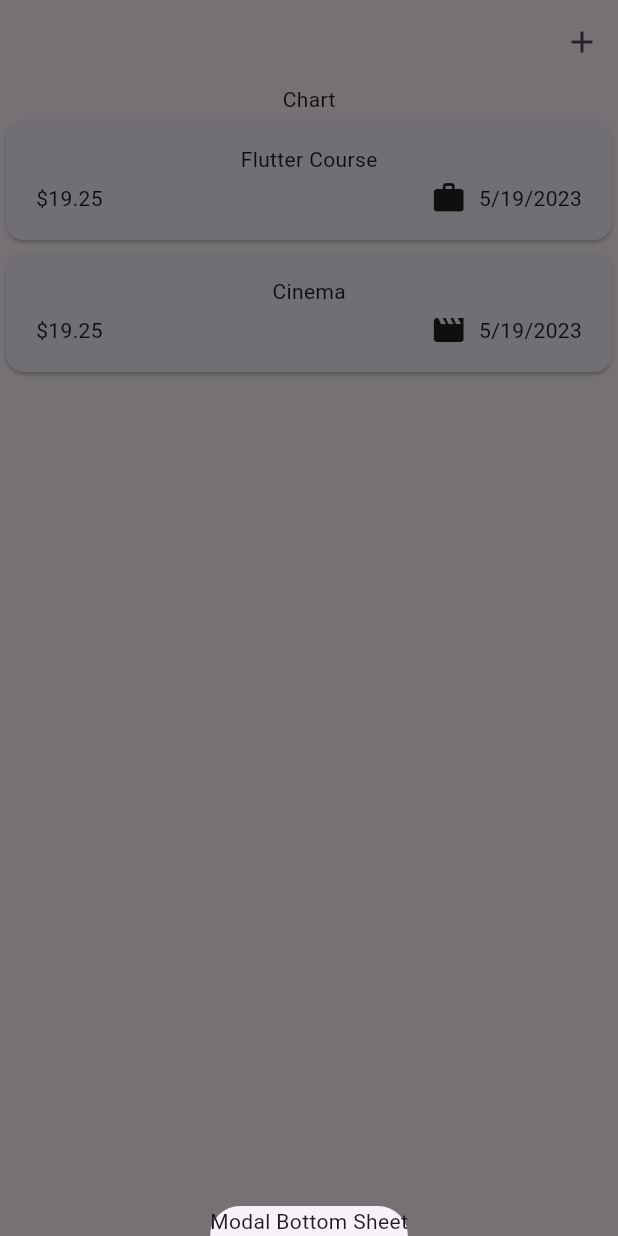
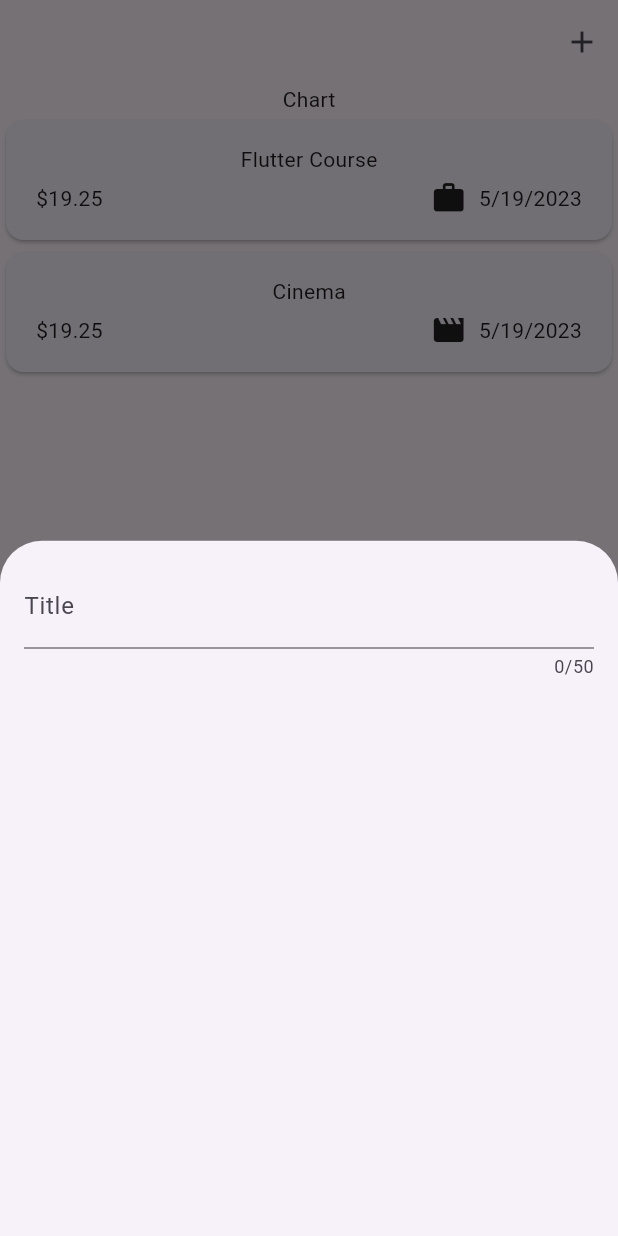
Before and after one commit to AlbertSigsbert/Expense-Tracker, a Flutter app: the screen it shows after launch, after a tap on the "add" icon, on a phone screen of 412 x 824 dp. Run offline on Flutter 3.47's test engine with Material 2 defaults, Android fonts, the phone set to English and light mode, and no system bars.

Commit message:
Addded TextField Widget in the modal

```diff
--- a/lib/widgets/expenses.dart
+++ b/lib/widgets/expenses.dart
@@ -1,3 +1,4 @@
+import 'package:expense_tracker/widgets/new_expense.dart';
 import 'package:flutter/material.dart';
 import 'package:expense_tracker/widgets/expenses_list/expenses_list.dart';
 import 'package:expense_tracker/models/expense.dart';
@@ -28,7 +29,7 @@ class _ExpensesState extends State<Expenses> {
   void _openAddExpenseOverlay() {
     showModalBottomSheet(
         context: context,
-        builder: (ctx) => const Text('Modal Bottom Sheet')
+        builder: (ctx) => const NewExpense()
     );
   }
 
--- /dev/null
+++ b/lib/widgets/new_expense.dart
@@ -0,0 +1,25 @@
+import 'package:flutter/material.dart';
+
+class NewExpense extends StatefulWidget {
+  const NewExpense({super.key});
+
+  @override
+  State<NewExpense> createState() {
+    return _NewExpenseState();
+  }
+}
+
+class _NewExpenseState extends State<NewExpense> {
+  @override
+  Widget build(BuildContext context) {
+    return Padding(
+      padding: const EdgeInsets.all(16),
+      child: Column(children: const [
+        TextField(
+          maxLength: 50,
+          decoration: InputDecoration(label: Text('Title')),
+        )
+      ]),
+    );
+  }
+}
```
